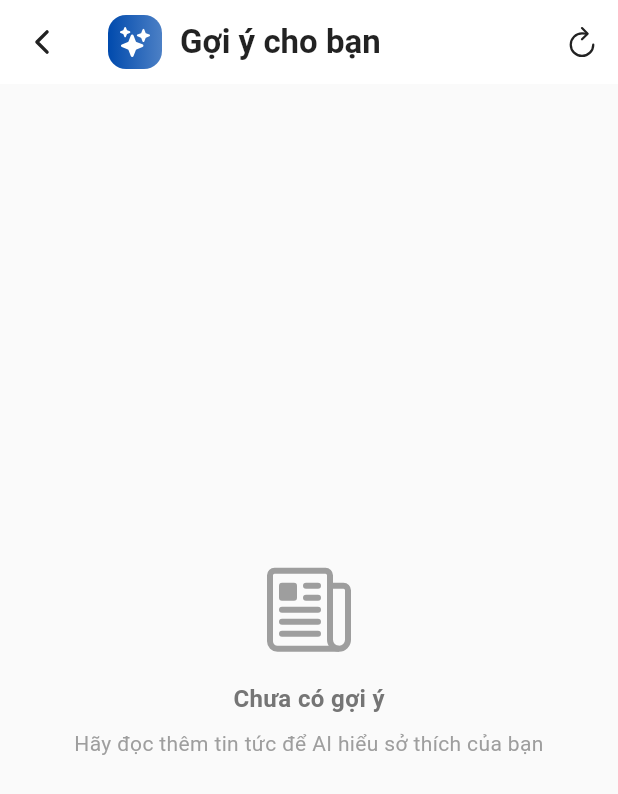
After one commit to longthien123/news_ai_app, a Flutter app: the AIRecommendationView screen opened directly, on a phone screen of 412 x 824 dp. The commit adds this screen. Shown: the top 794 px of the screen. Run offline on Flutter 3.47's test engine with Material 3 defaults, Android fonts, the phone set to English and light mode, and no system bars; our stand-ins replace app_links, cloud_firestore, equatable, firebase_auth, firebase_core, firebase_messaging and 11 more; missing offline and left inert: cloudinary_public, dart_rss; accounts and stored records are empty.

Commit message:
Fix: AI Recommendation model compatibility (gemini-2.0-flash) and separate config

```diff
--- /dev/null
+++ b/lib/features/news/data/datasources/remote/ai_recommendation_config.dart
@@ -0,0 +1,15 @@
+/// ⭐ Configuration riêng CHỈ cho AI Recommendation
+/// Tách biệt hoàn toàn với GeminiConfig để tránh conflict
+class AIRecommendationConfig {
+  // API key riêng dành cho AI Recommendation
+  static const String apiKey = 'AIzaSyBYKvMaEbPe6uc_S2VPFZou7OEJBgxcGQo';
+
+  // Model name riêng cho AI Recommendation
+  static const String modelName = 'gemini-2.0-flash';
+
+  // Configuration cho recommendation
+  static const double temperature = 0.3; // Tăng tính nhất quán
+  static const double topP = 0.85; // Giảm độ ngẫu nhiên
+  static const int topK = 20; // Chỉ chọn trong top 20 tokens tốt nhất
+  static const int maxOutputTokens = 200; // Đủ để trả về 8 IDs
+}
--- a/lib/features/news/domain/repositories/news_repository.dart
+++ b/lib/features/news/domain/repositories/news_repository.dart
@@ -6,4 +6,7 @@ abstract class NewsRepository {
   Future<List<News>> getNewsByCategory(String category);
   Future<News> getNewsById(String id);
   Future<void> updateNewsInteraction(String id, {int? views, int? likes});
+
+  // ⭐ AI Recommendation
+  Future<List<News>> getRecommendedNews(String userId);
 }
--- a/lib/features/news/domain/usecases/get_news_usecase.dart
+++ b/lib/features/news/domain/usecases/get_news_usecase.dart
@@ -17,4 +17,9 @@ class GetNewsUseCase {
   Future<List<News>> getNewsByCategory(String category) async {
     return await repository.getNewsByCategory(category);
   }
+
+  // ⭐ AI Recommendation
+  Future<List<News>> getRecommendedNews(String userId) async {
+    return await repository.getRecommendedNews(userId);
+  }
 }
--- /dev/null
+++ b/lib/features/news/presentation/pages/ai_recommendation_page.dart
@@ -0,0 +1,189 @@
+import 'package:app_news_ai/core/config/app_colors.dart';
+import 'package:flutter/material.dart';
+import 'package:flutter_bloc/flutter_bloc.dart';
+import 'package:cloud_firestore/cloud_firestore.dart';
+import 'package:ionicons/ionicons.dart';
+import '../../data/datasources/remote/news_remote_source.dart';
+import '../../data/repositories/news_repo_impl.dart';
+import '../../domain/usecases/get_news_usecase.dart';
+import '../cubit/news_cubit.dart';
+import '../widgets/news_home_widgets.dart';
+
+/// [NEW FEATURE] Màn hình gợi ý tin tức bằng AI
+/// Sử dụng Gemini API để phân tích sở thích user và gợi ý tin phù hợp
+class AIRecommendationPage extends StatelessWidget {
+  const AIRecommendationPage({super.key});
+
+  @override
+  Widget build(BuildContext context) {
+    return BlocProvider(
+      create: (context) {
+        final remoteSource = NewsRemoteSourceImpl(
+          firestore: FirebaseFirestore.instance,
+        );
+        final repository = NewsRepositoryImpl(remoteSource: remoteSource);
+        final useCase = GetNewsUseCase(repository);
+        // Load tin gợi ý AI
+        return NewsCubit(getNewsUseCase: useCase)..loadNews(category: 'Gợi ý cho bạn');
+      },
+      child: const AIRecommendationView(),
+    );
+  }
+}
+
+class AIRecommendationView extends StatelessWidget {
+  const AIRecommendationView({super.key});
+
+  @override
+  Widget build(BuildContext context) {
+    return Scaffold(
+      backgroundColor: Colors.grey[50],
+      // Header với icon AI gradient
+      appBar: AppBar(
+        backgroundColor: Colors.white,
+        elevation: 0,
+        leading: IconButton(
+          icon: const Icon(Ionicons.chevron_back, color: Colors.black87),
+          onPressed: () => Navigator.pop(context),
+        ),
+        title: Row(
+          children: [
+            // Icon AI gradient
+            Container(
+              padding: const EdgeInsets.all(8),
+              decoration: BoxDecoration(
+                gradient: LinearGradient(
+                  colors: [AppColors.primary, AppColors.primary.withOpacity(0.7)],
+                ),
+                borderRadius: BorderRadius.circular(12),
+              ),
+              child: const Icon(Ionicons.sparkles, color: Colors.white, size: 20),
+            ),
+            const SizedBox(width: 12),
+            const Text(
+              'Gợi ý cho bạn',
+              style: TextStyle(
+                color: Colors.black87,
+                fontSize: 22,
+                fontWeight: FontWeight.bold,
+              ),
+            ),
+          ],
+        ),
+        actions: [
+          // Nút refresh để tải lại gợi ý
+          IconButton(
+            icon: const Icon(Ionicons.refresh_outline, color: Colors.black87),
+            onPressed: () {
+              context.read<NewsCubit>().refreshNews();
+            },
+          ),
+        ],
+      ),
+      body: BlocBuilder<NewsCubit, NewsState>(
+        builder: (context, state) {
+          // Loading state
+          if (state is NewsLoading) {
+            return const Center(
+              child: Column(
+                mainAxisAlignment: MainAxisAlignment.center,
+                children: [
+                  CircularProgressIndicator(),
+                  SizedBox(height: 16),
+                  Text('Đang phân tích sở thích của bạn...', style: TextStyle(color: Colors.grey)),
+                ],
+              ),
+            );
+          }
+
+          // Error state
+          if (state is NewsError) {
+            return Center(
+              child: Column(
+                mainAxisAlignment: MainAxisAlignment.center,
+                children: [
+                  const Icon(Ionicons.alert_circle_outline, size: 64, color: Colors.grey),
+                  const SizedBox(height: 16),
+                  Text(
+                    'Không thể tải gợi ý',
+                    style: TextStyle(color: Colors.grey[600], fontSize: 16),
+                  ),
+                  const SizedBox(height: 8),
+                  Padding(
+                    padding: const EdgeInsets.symmetric(horizontal: 32),
+                    child: Text(
+                      state.message,
+                      style: TextStyle(color: Colors.grey[500], fontSize: 14),
+                      textAlign: TextAlign.center,
+                    ),
+                  ),
+                  const SizedBox(height: 16),
+                  ElevatedButton.icon(
+                    onPressed: () => context.read<NewsCubit>().refreshNews(),
+                    icon: const Icon(Ionicons.refresh),
+                    label: const Text('Thử lại'),
+                    style: ElevatedButton.styleFrom(
+                      backgroundColor: AppColors.primary,
+                      foregroundColor: Colors.white,
+                    ),
+                  ),
+                ],
+              ),
+            );
+          }
+
+          // Success state
+          if (state is NewsLoaded) {
+            final recommendations = state.recommendedNews;
+
+            // Empty state
+            if (recommendations.isEmpty) {
+              return Center(
+                child: Column(
+                  mainAxisAlignment: MainAxisAlignment.center,
+                  children: [
+                    const Icon(Ionicons.newspaper_outline, size: 64, color: Colors.grey),
+                    const SizedBox(height: 16),
+                    Text(
+                      'Chưa có gợi ý',
+                      style: TextStyle(color: Colors.grey[600], fontSize: 16, fontWeight: FontWeight.w600),
+                    ),
+                    const SizedBox(height: 8),
+                    Padding(
+                      padding: const EdgeInsets.symmetric(horizontal: 32),
+                      child: Text(
+                        'Hãy đọc thêm tin tức để AI hiểu sở thích của bạn',
+                        style: TextStyle(color: Colors.grey[500], fontSize: 14),
+                        textAlign: TextAlign.center,
+                      ),
+                    ),
+                  ],
+                ),
+              );
+            }
+
+            // List of recommended news
+            return RefreshIndicator(
+              onRefresh: () async {
+                await context.read<NewsCubit>().refreshNews();
+              },
+              child: ListView.builder(
+                padding: const EdgeInsets.all(16),
+                itemCount: recommendations.length,
+                itemBuilder: (context, index) {
+                  final news = recommendations[index];
+                  return Padding(
+                    padding: const EdgeInsets.only(bottom: 16),
+                    child: RecommendationCard(news: news),
+                  );
+                },
+              ),
+            );
+          }
+
+          return const SizedBox();
+        },
+      ),
+    );
+  }
+}
--- a/pubspec.yaml
+++ b/pubspec.yaml
@@ -56,7 +56,7 @@ dependencies:
   shared_preferences: ^2.2.2
 
   # AI
-  google_generative_ai: ^0.4.6
+  google_generative_ai: ^0.4.7
   firebase_storage: ^12.4.10
   image_picker: ^1.2.1
   url_launcher: ^6.3.0
```
Also changed, not shown: lib/features/news/data/datasources/user_interaction_datasource.dart (added, +59 -0 lines), lib/features/news/data/models/user_interaction_model.dart (added, +44 -0 lines), lib/features/news/data/repositories/news_repo_impl.dart (+15 -1 lines), lib/features/news/data/services/gemini_recommendation_service.dart (added, +219 -0 lines), lib/features/news/presentation/cubit/news_cubit.dart (+17 -3 lines), lib/features/news/presentation/pages/news_home_details.dart (+18 -0 lines), lib/features/news/presentation/pages/news_home_page.dart (+15 -5 lines), lib/features/news/presentation/services/reading_tracker_service.dart (added, +55 -0 lines), lib/features/ai_tools/domain/ai_repository.dart (added), pubspec.lock.
